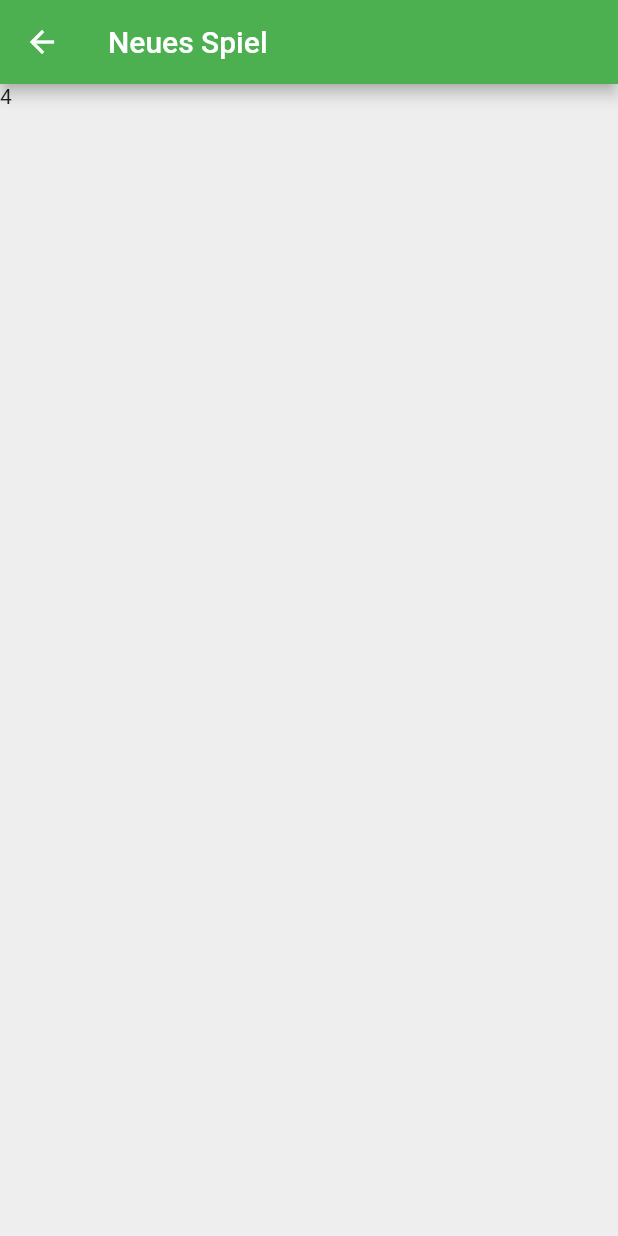
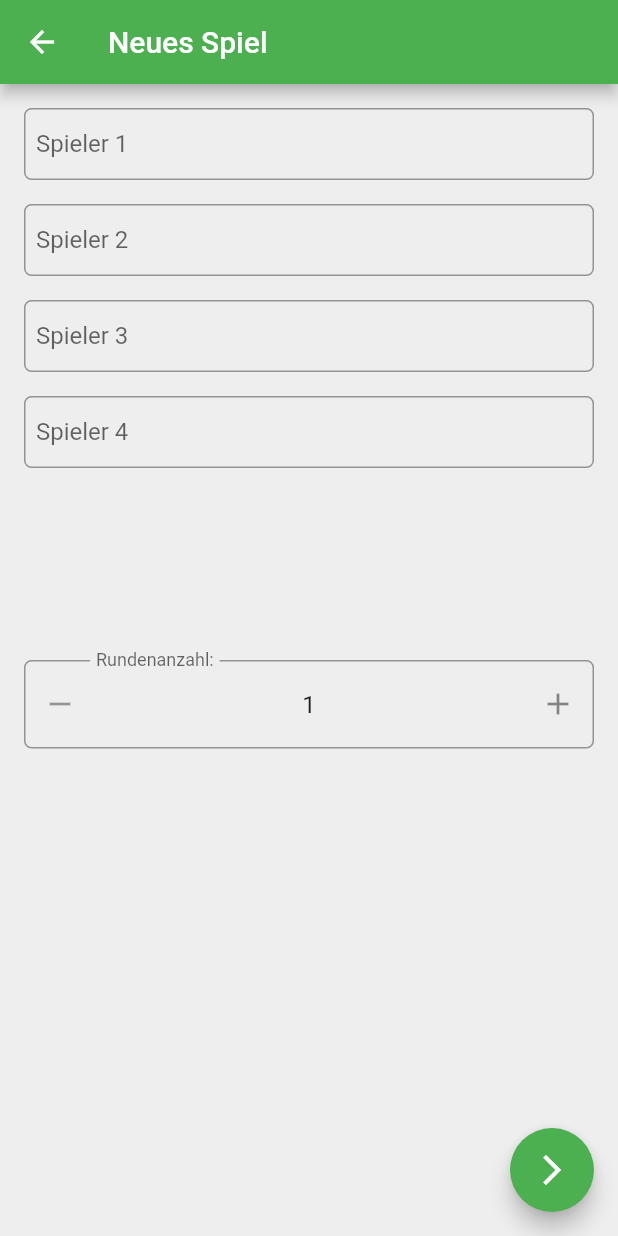
Before and after one commit to maximilian-skowron/skatify, a Flutter app: the screen it shows after launch, after a tap on "Vierer-Spiel", on a phone screen of 412 x 824 dp. Run offline on Flutter 3.47's test engine with Material 2 defaults, Android fonts, the phone set to English and light mode, and no system bars; drawn by our look-alikes of flutter_spinbox; our stand-ins replace fluttericon, get_it.

```diff
--- a/lib/configs/routes.dart
+++ b/lib/configs/routes.dart
@@ -2,6 +2,7 @@ import 'package:flutter/material.dart';
 import 'package:skatify/views/fallbackview.dart';
 import 'package:skatify/views/gameconfigview.dart';
 import 'package:skatify/views/homeview.dart';
+import 'package:skatify/views/resultroundview.dart';
 
 Route<dynamic> onGenerateRoute(RouteSettings settings) {
   switch (settings.name) {
@@ -12,6 +13,8 @@ Route<dynamic> onGenerateRoute(RouteSettings settings) {
           builder: (context) => GameConfigView(
                 playerCount: settings.arguments,
               ));
+    case Routes.ResultRoundRoute:
+      return MaterialPageRoute(builder: (context) => ResultRoundView());
     default:
       return MaterialPageRoute(builder: (context) => FallbackView());
   }
@@ -23,4 +26,6 @@ class Routes {
   static const String HomeRoute = "/home";
   static const String GameRoute = "/groupgame";
   static const String TournamentRoute = "/tournament";
+  static const String ResultRoundRoute = "/resultround";
+  static const String GameModeConfigRoute = "/gamemodeconfig";
 }
--- /dev/null
+++ b/lib/configs/service_locator.dart
@@ -0,0 +1,8 @@
+import 'package:get_it/get_it.dart';
+import 'package:skatify/services/game_service.dart';
+
+final getIt = GetIt.instance;
+
+void setupLocator() {
+  getIt.registerSingleton<GameService>(GameService());
+}
--- a/lib/main.dart
+++ b/lib/main.dart
@@ -1,9 +1,13 @@
 import 'package:flutter/material.dart';
 import 'package:provider/provider.dart';
+import 'package:skatify/configs/service_locator.dart';
+import 'package:skatify/services/game_service.dart';
 import 'package:skatify/viewmodel/gameconfigprovider.dart';
+import 'package:skatify/viewmodel/roundresultprovider.dart';
 import 'configs/routes.dart';
 
 void main() {
+  setupLocator();
   runApp(MyApp());
 }
 
@@ -12,7 +16,10 @@ class MyApp extends StatelessWidget {
   Widget build(BuildContext context) {
     return MultiProvider(
       providers: [
-        ChangeNotifierProvider(create: (_) => GameConfigProvider()),
+        ChangeNotifierProvider(
+            create: (_) => GameConfigProvider(getIt.get<GameService>())),
+        ChangeNotifierProvider(
+            create: (_) => RoundResultProvider(getIt.get<GameService>())),
       ],
       child: MaterialApp(
         title: 'Flutter Demo',
--- a/lib/models/game.dart
+++ b/lib/models/game.dart
@@ -8,6 +8,7 @@ class Game {
   Game(this._rounds, {this.playerList});
 
   int get rounds => _rounds;
+  int get currRound => _currRound;
 
   // get player index with top score
   int getTopPlayer() {
--- a/lib/viewmodel/gameconfigprovider.dart
+++ b/lib/viewmodel/gameconfigprovider.dart
@@ -1,3 +1,38 @@
 import 'package:flutter/cupertino.dart';
+import 'package:skatify/services/game_service.dart';
 
-class GameConfigProvider extends ChangeNotifier {}
+class GameConfigProvider extends ChangeNotifier {
+  double _roundCount = 1;
+  List<String> _names = [];
+  GameService gs;
+  int _playerCount;
+
+  GameConfigProvider(this.gs);
+
+  set playerCount(int c) {
+    _playerCount = c;
+  }
+
+  set roundCount(double newValue) {
+    _roundCount = newValue;
+    notifyListeners();
+  }
+
+  double get roundCount => _roundCount;
+
+  void setName(String name, int i) {
+    if (_names.length == 0) {
+      for (int i = 0; i < _playerCount; i++) {
+        _names.add("");
+      }
+    }
+
+    _names[i] = name;
+  }
+
+  // will use the singleton gameservice to create a game
+  // provide all values to gameservice
+  void startGame() {
+    gs.startGame(_roundCount.toInt(), _names);
+  }
+}
--- /dev/null
+++ b/lib/viewmodel/roundresultprovider.dart
@@ -0,0 +1,27 @@
+import 'package:flutter/cupertino.dart';
+import 'package:skatify/models/player.dart';
+import 'package:skatify/services/game_service.dart';
+
+class RoundResultProvider extends ChangeNotifier {
+  GameService gs;
+  Player selectedPlayer;
+
+  RoundResultProvider(this.gs);
+
+  int get currentRound => gs.game.currRound;
+  int get rounds => gs.game.rounds;
+
+  List<Player> get player {
+    return gs.game.playerList;
+  }
+
+  set selectPlayer(String name) {
+    gs.game.playerList.forEach((player) {
+      if (player.name.compareTo(name) == 0) {
+        selectedPlayer = player;
+        notifyListeners();
+        return;
+      }
+    });
+  }
+}
--- a/lib/views/gameconfigview.dart
+++ b/lib/views/gameconfigview.dart
@@ -1,19 +1,99 @@
 import 'package:flutter/cupertino.dart';
 import 'package:flutter/material.dart';
+import 'package:flutter_spinbox/flutter_spinbox.dart';
+import 'package:provider/provider.dart';
+import 'package:skatify/configs/routes.dart';
+import 'package:skatify/viewmodel/gameconfigprovider.dart';
 
 class GameConfigView extends StatelessWidget {
   final int playerCount;
+  final double _roundMin = 1;
+  final double _roundMax = 20;
 
   GameConfigView({this.playerCount, Key key}) : super(key: key);
 
   @override
   Widget build(BuildContext context) {
+    final _prov = Provider.of<GameConfigProvider>(context);
+    _prov.playerCount = playerCount;
+
     return Scaffold(
       backgroundColor: Colors.grey[200],
+      resizeToAvoidBottomInset: false,
       appBar: AppBar(
         title: Text("Neues Spiel"),
       ),
-      body: Text('$playerCount'),
+      floatingActionButton: FloatingActionButton(
+        onPressed: () {
+          _prov.startGame();
+          Navigator.pushNamed(context, Routes.ResultRoundRoute);
+        },
+        child: Icon(Icons.arrow_forward_ios),
+      ),
+      body: Padding(
+        padding: EdgeInsets.all(16),
+        child: Column(
+          mainAxisSize: MainAxisSize.max,
+          children: [
+            Flexible(
+              child: ListView.builder(
+                itemCount: this.playerCount,
+                itemBuilder: (ctx, i) {
+                  return _PlayerSelectWidget(i);
+                },
+              ),
+            ),
+            Flexible(
+              child: SpinBox(
+                value: _prov.roundCount,
+                onChanged: (newValue) {
+                  _prov.roundCount = newValue;
+                },
+                decoration: InputDecoration(
+                  labelText: "Rundenanzahl:",
+                  border: OutlineInputBorder(
+                    borderRadius: BorderRadius.circular(5),
+                  ),
+                ),
+                min: _roundMin,
+                max: _roundMax,
+              ),
+            ),
+          ],
+        ),
+      ),
     );
   }
 }
+
+class _PlayerSelectWidget extends StatelessWidget {
+  final int number;
+
+  _PlayerSelectWidget(this.number);
+
+  @override
+  Widget build(BuildContext context) {
+    final _prov = Provider.of<GameConfigProvider>(context);
+
+    return Container(
+      padding: EdgeInsets.only(bottom: 16),
+      child: Column(
+        crossAxisAlignment: CrossAxisAlignment.start,
+        children: [
+          TextField(
+            onChanged: (s) {
+              _prov.setName(s, number);
+            },
+            decoration: InputDecoration(
+              contentPadding: EdgeInsets.only(left: 8),
+              labelText: "Spieler ${number + 1}",
+              border: OutlineInputBorder(
+                borderRadius: BorderRadius.circular(5),
+              ),
+            ),
+          ),
+        ],
+      ),
+    );
+  }
+}
--- a/pubspec.yaml
+++ b/pubspec.yaml
@@ -26,6 +26,8 @@ dependencies:
 
   provider: ^4.3.2+2
   fluttericon: ^1.0.7
+  get_it: ^5.0.1
+  flutter_spinbox: ^0.2.1
 
   # The following adds the Cupertino Icons font to your application.
   # Use with the CupertinoIcons class for iOS style icons.
```
Also changed, not shown: lib/services/game_service.dart (added, +36 -0 lines), lib/views/resultroundview.dart (added, +108 -0 lines).
